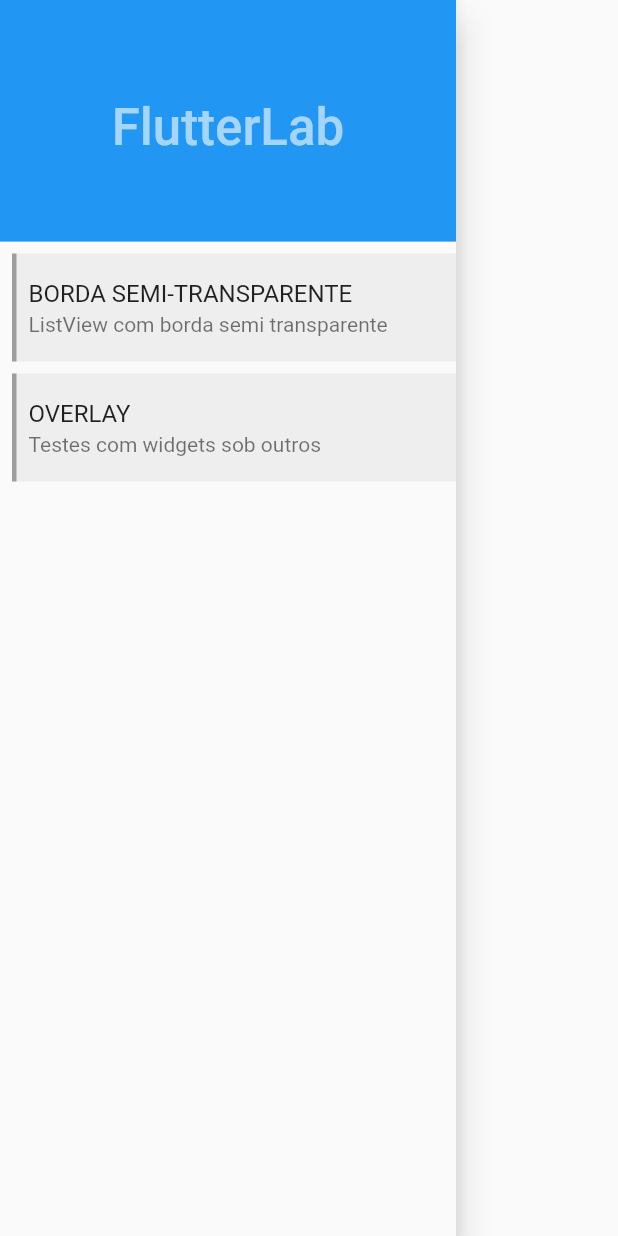
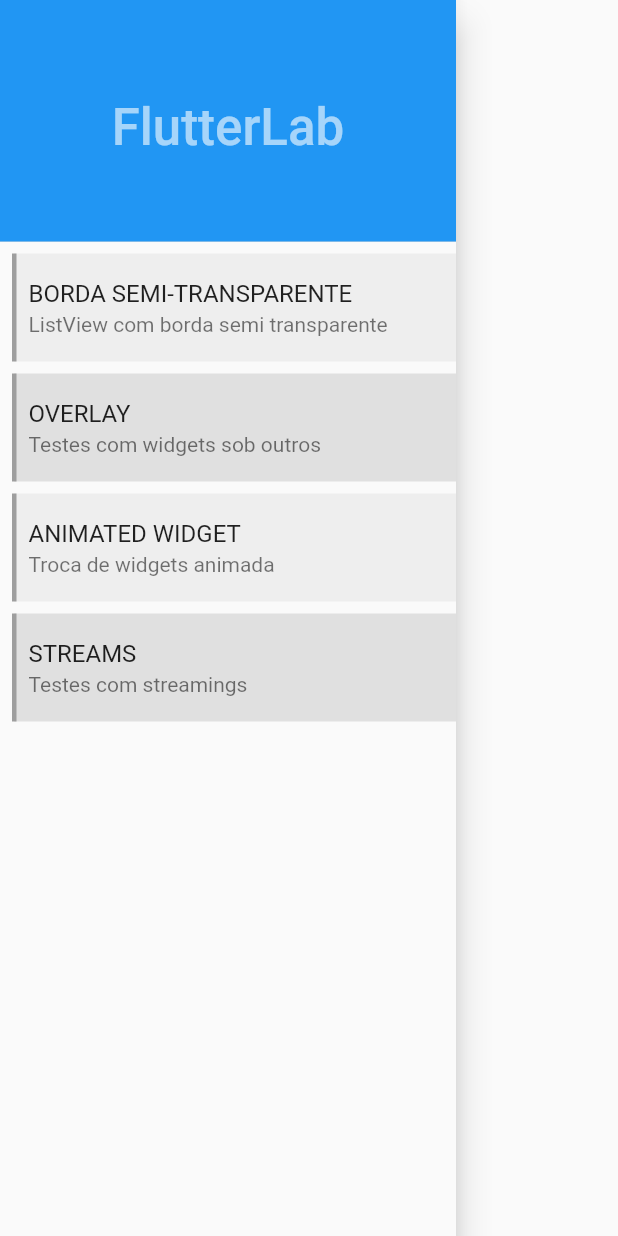
Before and after one commit to lluz55/flutterlab, a Flutter app: the MainDrawer widget shown alone on an empty page, opened directly, on a phone screen of 412 x 824 dp. Run offline on Flutter 3.47's test engine with Material 2 defaults, Android fonts, the phone set to English and light mode, and no system bars; our stand-ins replace toast.

Commit message:
update 2009-2042

```diff
--- a/lib/drawer/drawer.dart
+++ b/lib/drawer/drawer.dart
@@ -24,22 +24,21 @@
                   fontSize: Theme.of(context).textTheme.display1.fontSize),
             )),
           ),
-          ListView(
+          ListView.builder(
+            itemCount: drawerList.length,
             shrinkWrap: true,
             padding: EdgeInsets.only(left: 8.0),
-            children: <Widget>[
-              RouteDrawerItem(context,
-                  title: 'Borda semi-transparente',
-                  description: 'ListView com borda semi transparente',
-                  route: '/semiTransparent'),
-              SizedBox(height: 8.0),
-              RouteDrawerItem(
+            itemBuilder: (context, index) => Padding(
+              padding: const EdgeInsets.only(bottom: 8.0),
+              child: RouteDrawerItem(
                 context,
-                title: 'Overlay',
-                description: 'Testes com widgets sob outros',
-                route: '/overlayTest',
-              )
-            ],
+                route: drawerList[index].route,
+                title: drawerList[index].title,
+                description: drawerList[index].description,
+                status: drawerList[index].status,
+                odd: drawerList[index].odd,
+              ),
+            ),
           )
         ],
       ),
--- a/lib/drawer/routeDrawerItem.dart
+++ b/lib/drawer/routeDrawerItem.dart
@@ -82,3 +82,27 @@
     return color;
   }
 }
+
+List<RouteDrawerItemModel> drawerList = [
+  RouteDrawerItemModel('Borda semi-transparente', '/semiTransparent',
+      description: 'ListView com borda semi transparente'),
+  RouteDrawerItemModel('Overlay', '/overlayTest',
+      description: 'Testes com widgets sob outros', odd: true),
+  RouteDrawerItemModel('Animated Widget', '/animatedWidgets',
+      description: 'Troca de widgets animada'),
+  RouteDrawerItemModel('Streams', '/streamsPage',
+      description: 'Testes com streamings', odd: true)
+];
+
+class RouteDrawerItemModel {
+  final String title;
+  final String description;
+  final String route;
+  final bool odd;
+  final FeatureStatus status;
+
+  RouteDrawerItemModel(this.title, this.route,
+      {this.description = '',
+      this.odd = false,
+      this.status = FeatureStatus.planned});
+}
--- a/lib/router.dart
+++ b/lib/router.dart
@@ -1,8 +1,10 @@
 import 'package:flutter/material.dart';
 import 'package:flutter_lab/layouts/mainLayout.dart';
+import 'package:flutter_lab/pages/animatedWidgets/animatedWidgets.dart';
 import 'package:flutter_lab/pages/home/homePage.dart';
 import 'package:flutter_lab/pages/overlayTest/overlayTest.dart';
 import 'package:flutter_lab/pages/semiTransparent/semiTransparentPage.dart';
+import 'package:flutter_lab/pages/streams/streamsPage.dart';
 
 class RouterBuilder extends ChangeNotifier {
   static final routes = {
@@ -14,6 +16,12 @@
         ),
     '/overlayTest': (_) => MainLayout(
           OverlayTest(),
+        ),
+    '/animatedWidgets': (_) => MainLayout(
+          AnimatedWidgetPage(),
+        ),
+    '/streamsPage': (_) => MainLayout(
+          StreamsPage(),
         )
   };
 }
```
Also changed, not shown: lib/pages/animatedWidgets/animatedWidgets.dart (added, +55 -0 lines), lib/pages/streams/streamsPage.dart (added, +79 -0 lines).
